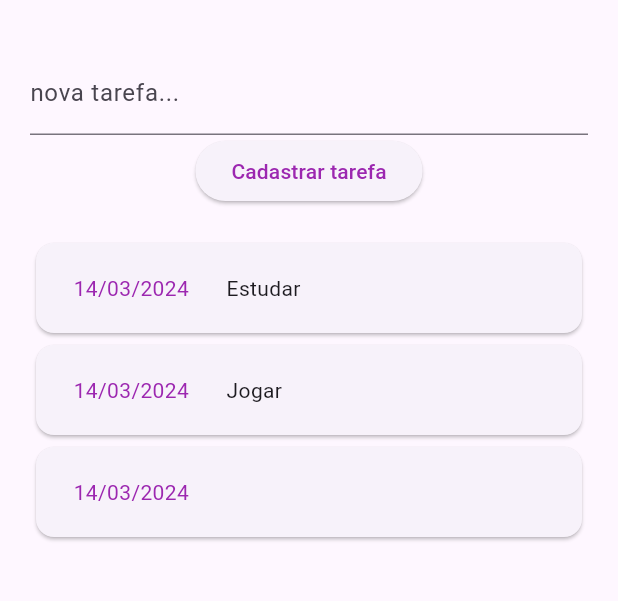
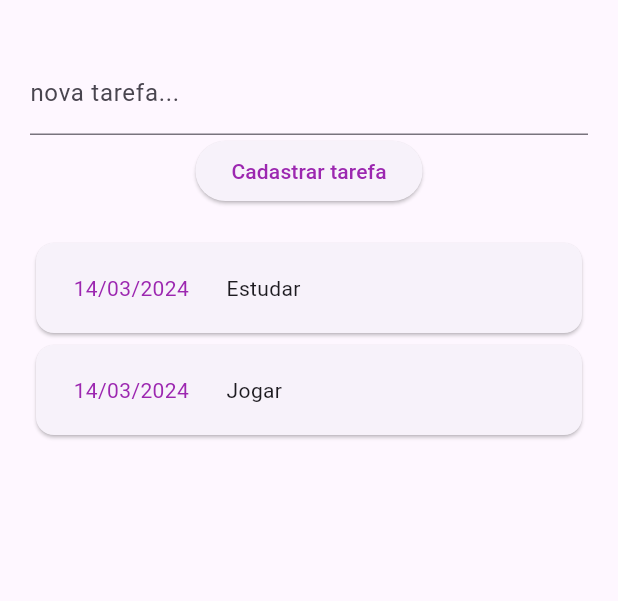
Before and after one commit to jeanmmlima/IMD0509-DDM20241, a Flutter app: the screen it shows after launch, after a tap on "Cadastrar tarefa", on a phone screen of 412 x 824 dp, the part 63-664 px from its top. Run offline on Flutter 3.47's test engine with Material 3 defaults, Android fonts, the phone set to English and light mode, and no system bars.

Commit message:
dividindo em componentes

```diff
--- /dev/null
+++ b/f02_todo_list/lib/components/form_tarefa.dart
@@ -0,0 +1,34 @@
+import 'package:flutter/src/foundation/key.dart';
+import 'package:flutter/src/widgets/framework.dart';
+import 'package:flutter/material.dart';
+
+class FormTarefa extends StatelessWidget {
+  Function(String) onSubmit;
+  FormTarefa(this.onSubmit);
+
+  @override
+  Widget build(BuildContext context) {
+    final _tarefaController = TextEditingController();
+
+    _submitForm() {
+      if (_tarefaController.text.isEmpty) {
+        return;
+      }
+      //passando dado para componente pai
+      onSubmit(_tarefaController.text);
+    }
+
+    return Container(
+      child: Column(
+        children: [
+          TextField(
+            controller: _tarefaController,
+            decoration: const InputDecoration(labelText: 'nova tarefa...'),
+          ),
+          ElevatedButton(
+              onPressed: _submitForm, child: Text('Cadastrar tarefa'))
+        ],
+      ),
+    );
+  }
+}
--- /dev/null
+++ b/f02_todo_list/lib/components/lista_tarefa.dart
@@ -0,0 +1,47 @@
+// ignore_for_file: public_member_api_docs, sort_constructors_first
+import 'package:flutter/material.dart';
+import 'package:flutter/src/foundation/key.dart';
+import 'package:flutter/src/widgets/framework.dart';
+
+
+import 'package:intl/intl.dart';
+
+import '../model/tarefa.dart';
+
+class ListaTarefa extends StatelessWidget {
+  List<Tarefa> listaTarefas;
+
+  ListaTarefa({
+    required this.listaTarefas,
+  });
+
+  @override
+  Widget build(BuildContext context) {
+    return Container(
+      height: 300,
+      child: ListView.builder(
+          itemCount: listaTarefas.length,
+          itemBuilder: (context, index) {
+            final tarefa = listaTarefas[index];
+            return Card(
+              child: Row(
+                children: [
+                  Container(
+                      margin: const EdgeInsets.symmetric(
+                        horizontal: 15,
+                        vertical: 10,
+                      ),
+                      padding: const EdgeInsets.all(10),
+                      child: Text(DateFormat('dd/MM/yyyy').format(tarefa.data),
+                          style: TextStyle(
+                              color: tarefa.data.day >= DateTime.now().day
+                                  ? Theme.of(context).colorScheme.primary
+                                  : Theme.of(context).colorScheme.secondary))),
+                  Text(tarefa.titulo),
+                ],
+              ),
+            );
+          }),
+    );
+  }
+}
--- a/f02_todo_list/lib/main.dart
+++ b/f02_todo_list/lib/main.dart
@@ -2,8 +2,9 @@ import 'dart:math';
 
 
 import 'package:flutter/material.dart';
-import 'package:intl/intl.dart';
 
+import 'components/form_tarefa.dart';
+import 'components/lista_tarefa.dart';
 import 'model/tarefa.dart';
 
 void main() {
@@ -35,18 +36,15 @@ class _MyHomePageState extends State<MyHomePage> {
     Tarefa(id: 't1', titulo: 'Jogar', data: DateTime.now()),
   ];
 
-  final _tarefaController = TextEditingController();
-
-  _novaTarefa() {
+  _novaTarefa(String tarefa) {
     Tarefa novaTarefa = Tarefa(
         id: Random().nextInt(9999).toString(),
-        titulo: _tarefaController.text,
+        titulo: tarefa,
         data: DateTime.now());
 
     setState(() {
       _tarefas.add(novaTarefa);
     });
-    //TODO: incrementar lista de tarefas
   }
 
   @override
@@ -60,55 +58,13 @@ class _MyHomePageState extends State<MyHomePage> {
         child: Column(
           children: [
             // formulario de tarefa
-            Container(
-              child: Column(
-                children: [
-                  TextField(
-                    controller: _tarefaController,
-                    decoration:
-                        const InputDecoration(labelText: 'nova tarefa...'),
-                  ),
-                  ElevatedButton(
-                      onPressed: _novaTarefa, child: Text('Cadastrar tarefa'))
-                ],
-              ),
-            ),
+
+            FormTarefa(_novaTarefa),
             const SizedBox(
               height: 20,
             ),
             // lista de tarefas
-            Container(
-              height: 300,
-              child: ListView.builder(
-                  itemCount: _tarefas.length,
-                  itemBuilder: (context, index) {
-                    final tarefa = _tarefas[index];
-                    return Card(
-                      child: Row(
-                        children: [
-                          Container(
-                              margin: const EdgeInsets.symmetric(
-                                horizontal: 15,
-                                vertical: 10,
-                              ),
-                              padding: const EdgeInsets.all(10),
-                              child: Text(
-                                  DateFormat('dd/MM/yyyy').format(tarefa.data),
-                                  style: TextStyle(
-                                      color: tarefa.data.day >=
-                                              DateTime.now().day
-                                          ? Theme.of(context)
-                                              .colorScheme
-                                              .primary
-                                          : Theme.of(context)
-                                              .colorScheme
-                                              .secondary))),
-                          Text(tarefa.titulo),
-                        ],
-                      ),
-                    );
-                  }),
-            ),
+            ListaTarefa(listaTarefas: _tarefas),
           ],
         ),
       ),
```
